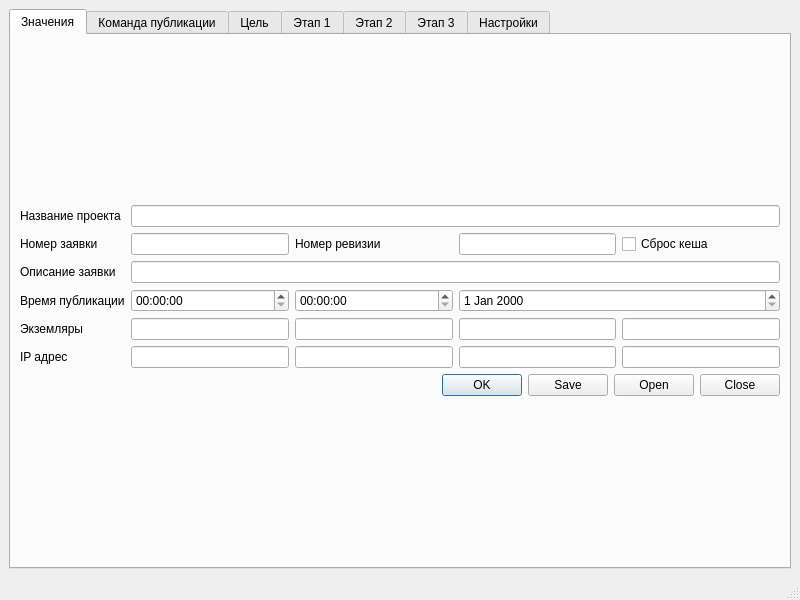
First picture: the form in ui/untitled.ui, repository apdashi/generator, before the edit.
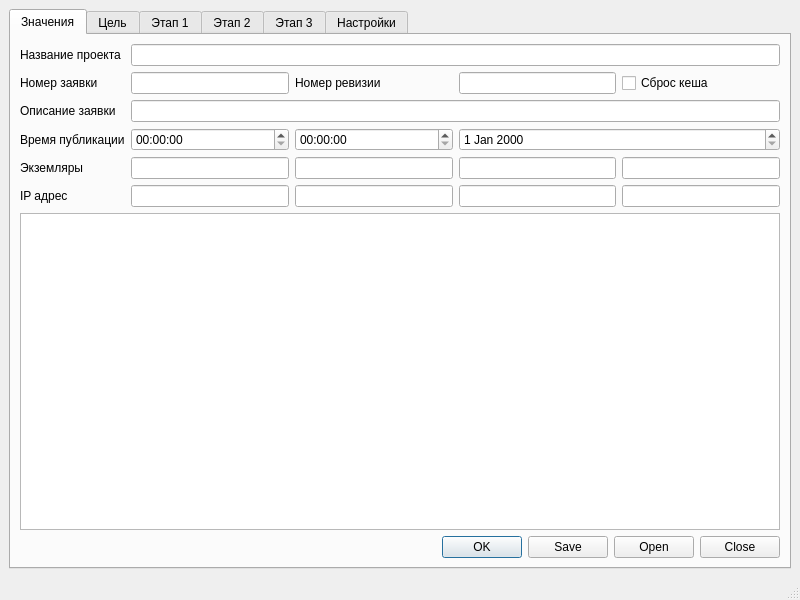
Second picture: the form after the edit.

Patch:
```diff
--- a/ui/untitled.ui
+++ b/ui/untitled.ui
@@ -118,6 +118,13 @@
           <item row="1" column="3">
            <widget class="QLineEdit" name="numberRev"/>
           </item>
+          <item row="7" column="0" colspan="5">
+           <widget class="QDialogButtonBox" name="buttonBox">
+            <property name="standardButtons">
+             <set>QDialogButtonBox::Close|QDialogButtonBox::Ok|QDialogButtonBox::Open|QDialogButtonBox::Save</set>
+            </property>
+           </widget>
+          </item>
           <item row="1" column="4">
            <widget class="QCheckBox" name="cache">
             <property name="text">
@@ -129,26 +136,12 @@
            <widget class="QLineEdit" name="ipAddress3"/>
           </item>
           <item row="6" column="0" colspan="5">
-           <widget class="QDialogButtonBox" name="buttonBox">
-            <property name="standardButtons">
-             <set>QDialogButtonBox::Close|QDialogButtonBox::Ok|QDialogButtonBox::Open|QDialogButtonBox::Save</set>
-            </property>
-           </widget>
+           <widget class="QTableView" name="tableView"/>
           </item>
          </layout>
         </item>
        </layout>
       </widget>
-      <widget class="QWidget" name="people">
-       <attribute name="title">
-        <string>Команда публикации</string>
-       </attribute>
-       <layout class="QGridLayout" name="gridLayout_15">
-        <item row="0" column="0">
-         <layout class="QGridLayout" name="gridLayout_14"/>
-        </item>
-       </layout>
-      </widget>
       <widget class="QWidget" name="stage_4">
        <attribute name="title">
         <string>Цель</string>
```
